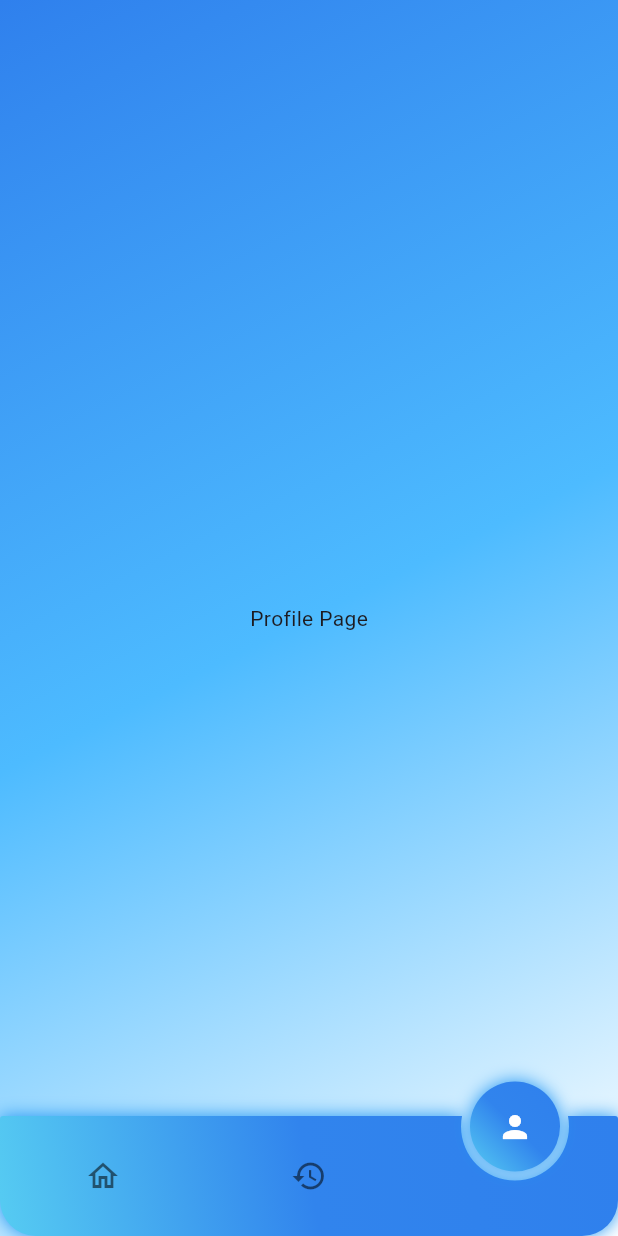
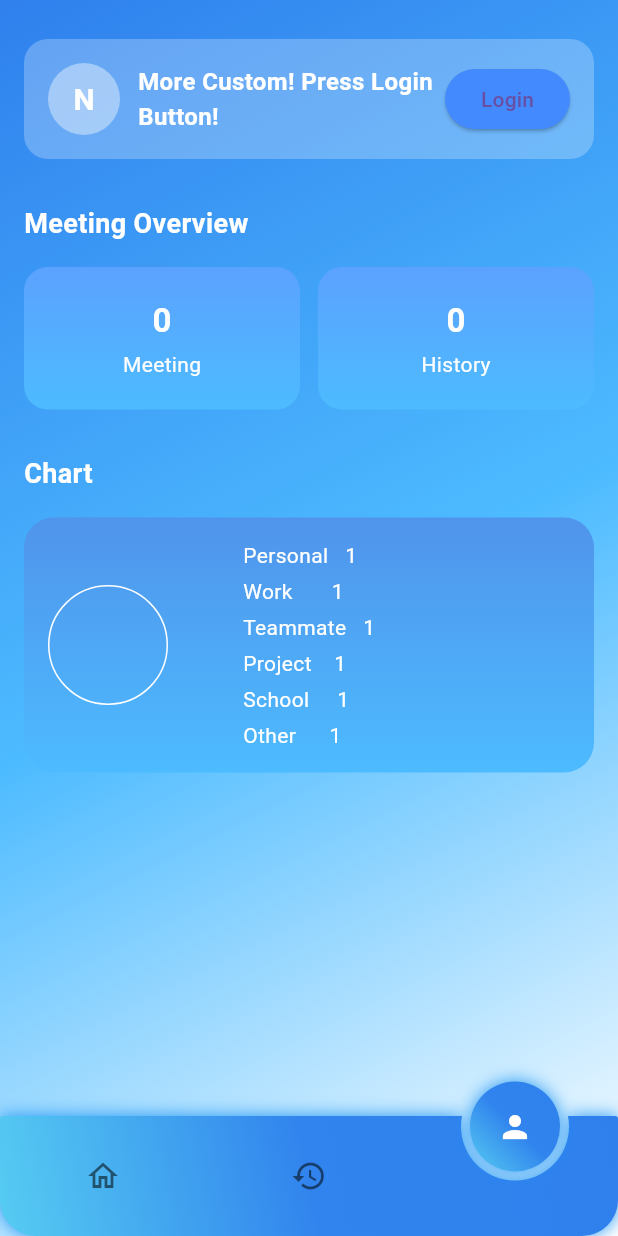
Before and after one commit to luy-virak/MEETWHO_APP, a Flutter app: the screen it shows after launch, item 3 of the bottom bar chosen, on a phone screen of 412 x 824 dp. Run offline on Flutter 3.47's test engine with Material 3 defaults, Android fonts, the phone set to English and light mode, and no system bars; drawn by our look-alikes of circle_nav_bar.

Commit message:
user_Profile,navible, structure some part

```diff
--- a/lib/data/list_repository.dart
+++ b/lib/data/list_repository.dart
@@ -1,4 +1,3 @@
- import 'package:meetwho/model/profile.dart';
 
  final dummylistitem = [
 
--- /dev/null
+++ b/lib/data/local/meeting.json
@@ -0,0 +1,42 @@
+[
+  {
+    "meetingId": "1",
+    "personName": "Alice Wonderland",
+    "category": "work",
+    "date": "2025-12-25",
+    "time": "10:00",
+    "location": "Office A",
+    "notes": "Project planning meeting",
+    "status": "COMPLETED"
+  },
+  {
+    "meetingId": "2",
+    "personName": "Bob Thebuilder",
+    "category": "project",
+    "date": "2026-01-05",
+    "time": "14:30",
+    "location": "Online Call",
+    "notes": "Weekly standup",
+    "status": "UPCOMING"
+  },
+  {
+    "meetingId": "3",
+    "personName": "Charlie Chaplin",
+    "category": "personal",
+    "date": "2026-01-01",
+    "time": "09:00",
+    "location": "Cafe Corner",
+    "notes": "Coffee chat",
+    "status": "UPCOMING"
+  },
+  {
+    "meetingId": "4",
+    "personName": "Diana Prince",
+    "category": "teammate",
+    "date": "2025-11-15",
+    "time": "11:00",
+    "location": "Conference Room 3",
+    "notes": "Performance review",
+    "status": "COMPLETED"
+  }
+]
--- /dev/null
+++ b/lib/model/meeting.dart
@@ -0,0 +1,56 @@
+import 'package:flutter/material.dart';
+
+enum MeetingCategory { personal, work, teammate, project, school, other }
+enum MeetingStatus { scheduled, completed, cancelled }
+
+class Meeting {
+  final String meetingId;
+  final String personName;
+  final MeetingCategory category;
+  final DateTime date;
+  final TimeOfDay time;
+  final String location;
+  final String notes;
+  final MeetingStatus status;
+
+  Meeting({
+    required this.meetingId,
+    required this.personName,
+    required this.category,
+    required this.date,
+    required this.time,
+    required this.location,
+    required this.notes,
+    required this.status,
+  });
+
+  factory Meeting.fromJson(Map<String, dynamic> json) {
+    return Meeting(
+      meetingId: json['meetingId'],
+      personName: json['personName'],
+      category: MeetingCategory.values.firstWhere(
+          (e) => e.toString().split('.').last == json['category']),
+      date: DateTime.parse(json['date']),
+      time: TimeOfDay(
+          hour: int.parse(json['time'].split(':')[0]),
+          minute: int.parse(json['time'].split(':')[1])),
+      location: json['location'],
+      notes: json['notes'],
+      status: MeetingStatus.values.firstWhere(
+          (e) => e.toString().split('.').last == json['status']),
+    );
+  }
+
+  Map<String, dynamic> toJson() {
+    return {
+      'meetingId': meetingId,
+      'personName': personName,
+      'category': category.toString().split('.').last,
+      'date': date.toIso8601String().split('T')[0],
+      'time': '${time.hour.toString().padLeft(2, '0')}:${time.minute.toString().padLeft(2, '0')}',
+      'location': location,
+      'notes': notes,
+      'status': status.toString().split('.').last,
+    };
+  }
+}
--- a/lib/model/profile.dart
+++ b/lib/model/profile.dart
@@ -1,4 +1,3 @@
-import 'dart:ui';
 
 class Profile {
   final String name;
--- a/lib/ui/form.dart
+++ b/lib/ui/form.dart
@@ -1,6 +1,5 @@
 import 'package:flutter/material.dart';
 import 'package:meetwho/model/profile.dart';
-import 'package:uuid/uuid.dart';
 
 class FormPage extends StatefulWidget {
   const FormPage({super.key});
--- a/lib/ui/navbar/foot_navbar.dart
+++ b/lib/ui/navbar/foot_navbar.dart
@@ -1,6 +1,8 @@
 import 'package:flutter/material.dart';
 import 'package:circle_nav_bar/circle_nav_bar.dart';
 import 'package:meetwho/ui/list.dart' as pages;
+// kim
+import 'package:meetwho/ui/user_profile.dart' as pages;
 
 class FootNavbar extends StatefulWidget {
   const FootNavbar({super.key});
@@ -15,7 +17,7 @@ class _FootNavbarState extends State<FootNavbar> {
   static const List<Widget> _pages = <Widget>[
     pages.List(),
     Center(child: Text('Search Page')),
-    Center(child: Text('Profile Page')),
+    pages.UserProfileScreen(), // kim
   ];
 
   @override
--- a/lib/ui/user_profile.dart
+++ b/lib/ui/user_profile.dart
@@ -0,0 +1,238 @@
+import 'package:flutter/material.dart';
+import 'package:meetwho/data/list_repository.dart' as repository;
+
+class UserProfileScreen extends StatelessWidget {
+  const UserProfileScreen({super.key});
+
+  int get _historyCount {
+    final now = DateTime.now();
+    final today = DateTime(now.year, now.month, now.day);
+    int count = 0;
+    for (final profile in repository.dummylistitem) {
+      try {
+        final meetingDate = DateTime.parse(profile.date);
+        if (meetingDate.isBefore(today)) {
+          count++;
+        }
+      } catch (e) {
+        // Ignore profiles with invalid date format
+      }
+    }
+    return count;
+  }
+
+  @override
+  Widget build(BuildContext context) {
+    return Scaffold(
+      backgroundColor: Colors.transparent,
+      body: SafeArea(
+        child: SingleChildScrollView(
+          padding: const EdgeInsets.all(16),
+          child: Column(
+            crossAxisAlignment: CrossAxisAlignment.start,
+            children: [
+              const SizedBox(height: 10),
+
+              // ===== PROFILE =====
+              // [For Future Dev]
+              Container(
+                padding: const EdgeInsets.all(16),
+                decoration: BoxDecoration(
+                  color: Colors.white.withOpacity(0.25),
+                  borderRadius: BorderRadius.circular(16),
+                ),
+                child: Row(
+                  children: [
+                    CircleAvatar(
+                      radius: 24,
+                      backgroundColor: Colors.white.withOpacity(0.4),
+                      child: const Text(
+                        "N",
+                        style: TextStyle(
+                          color: Colors.white,
+                          fontSize: 20,
+                          fontWeight: FontWeight.bold,
+                        ),
+                      ),
+                    ),
+                    const SizedBox(width: 12),
+                    const Expanded(
+                      child: Text(
+                        "More Custom! Press Login Button!",
+                        style: TextStyle(
+                          color: Colors.white,
+                          fontSize: 16,
+                          fontWeight: FontWeight.w600,
+                        ),
+                      ),
+                    ),
+                    ElevatedButton(
+                      onPressed: () {},
+                      style: ElevatedButton.styleFrom(
+                        backgroundColor: Colors.blueAccent,
+                        shape: RoundedRectangleBorder(
+                          borderRadius: BorderRadius.circular(20),
+                        ),
+                      ),
+                      child: const Text("Login"),
+                    ),
+                  ],
+                ),
+              ),
+
+              const SizedBox(height: 30),
+
+              // ===== MEETING OVERVIEW =====
+              const Text(
+                "Meeting Overview",
+                style: TextStyle(
+                  color: Colors.white,
+                  fontSize: 18,
+                  fontWeight: FontWeight.w600,
+                ),
+              ),
+
+              const SizedBox(height: 16),
+
+              Row(
+                children: [
+                  _OverviewCard(
+                      value: repository.dummylistitem.length.toString(),
+                      label: "Meeting"),
+                  const SizedBox(width: 12),
+                  _OverviewCard(value: _historyCount.toString(), label: "History"),
+                ],
+              ),
+
+              const SizedBox(height: 30),
+
+              // ===== CHART =====
+              const Text(
+                "Chart",
+                style: TextStyle(
+                  color: Colors.white,
+                  fontSize: 18,
+                  fontWeight: FontWeight.w600,
+                ),
+              ),
+
+              const SizedBox(height: 16),
+
+              Container(
+                height: 170,
+                decoration: BoxDecoration(
+                  gradient: LinearGradient(
+                    begin: Alignment.topCenter,
+                    end: Alignment.bottomCenter,
+                    colors: [
+                     Color.fromARGB(255, 80, 148, 235),
+                     Color(0xFF4DBBFF),
+                   ],
+                  ),
+                  borderRadius: BorderRadius.circular(20),
+                ),
+                child: Row(
+                  children: [
+                    const SizedBox(width: 16),
+
+                    // Chart [Probably changing]
+                    Container(
+                      width: 80,
+                      height: 80,
+                      decoration: BoxDecoration(
+                        shape: BoxShape.circle,
+                        border: Border.all(color: Colors.white),
+                      ),
+                    ),
+
+                    const SizedBox(width: 50),
+
+                    // CategoryItem
+                    Column(
+                      mainAxisAlignment: MainAxisAlignment.center,
+                      crossAxisAlignment: CrossAxisAlignment.start,
+                      children: const [
+                        _CategoryItem(text: "Personal   1"),
+                        _CategoryItem(text: "Work       1"),
+                        _CategoryItem(text: "Teammate   1"),
+                        _CategoryItem(text: "Project    1"),
+                        _CategoryItem(text: "School     1"),
+                        _CategoryItem(text: "Other      1"),
+                      ],
+                    ),
+                  ],
+                ),
+              ),
+            ],
+          ),
+        ),
+      ),
+    );
+  }
+}
+
+// ===== SMALL UI COMPONENTS =====
+
+class _OverviewCard extends StatelessWidget {
+  final String value;
+  final String label;
+
+  const _OverviewCard({
+    required this.value,
+    required this.label,
+  });
+
+  @override
+  Widget build(BuildContext context) {
+    return Expanded(
+      child: Container(
+        padding: const EdgeInsets.symmetric(vertical: 20),
+        decoration: BoxDecoration(
+          gradient: LinearGradient(
+            begin: Alignment.topCenter,
+            end: Alignment.bottomCenter,
+            colors: [
+              Color.fromARGB(255, 91, 162, 255),
+              Color(0xFF4DBBFF),
+            ],
+          ),
+          borderRadius: BorderRadius.circular(16),
+        ),
+        child: Column(
+          children: [
+            Text(
+              value,
+              style: const TextStyle(
+                color: Colors.white,
+                fontSize: 22,
+                fontWeight: FontWeight.bold,
+              ),
+            ),
+            const SizedBox(height: 4),
+            Text(
+              label,
+              style: const TextStyle(color: Colors.white),
+            ),
+          ],
+        ),
+      ),
+    );
+  }
+}
+
+class _CategoryItem extends StatelessWidget {
+  final String text;
+
+  const _CategoryItem({required this.text});
+
+  @override
+  Widget build(BuildContext context) {
+    return Padding(
+      padding: const EdgeInsets.symmetric(vertical: 2),
+      child: Text(
+        text,
+        style: const TextStyle(color: Colors.white),
+      ),
+    );
+  }
+}
```
Also changed, not shown: lib/data/enums/category.dart (added), lib/data/enums/meeting_status.dart (added), lib/data/enums/sort_option.dart (added), lib/ui/calendar_screen.dart (added), lib/ui/history_screen.dart (added).
